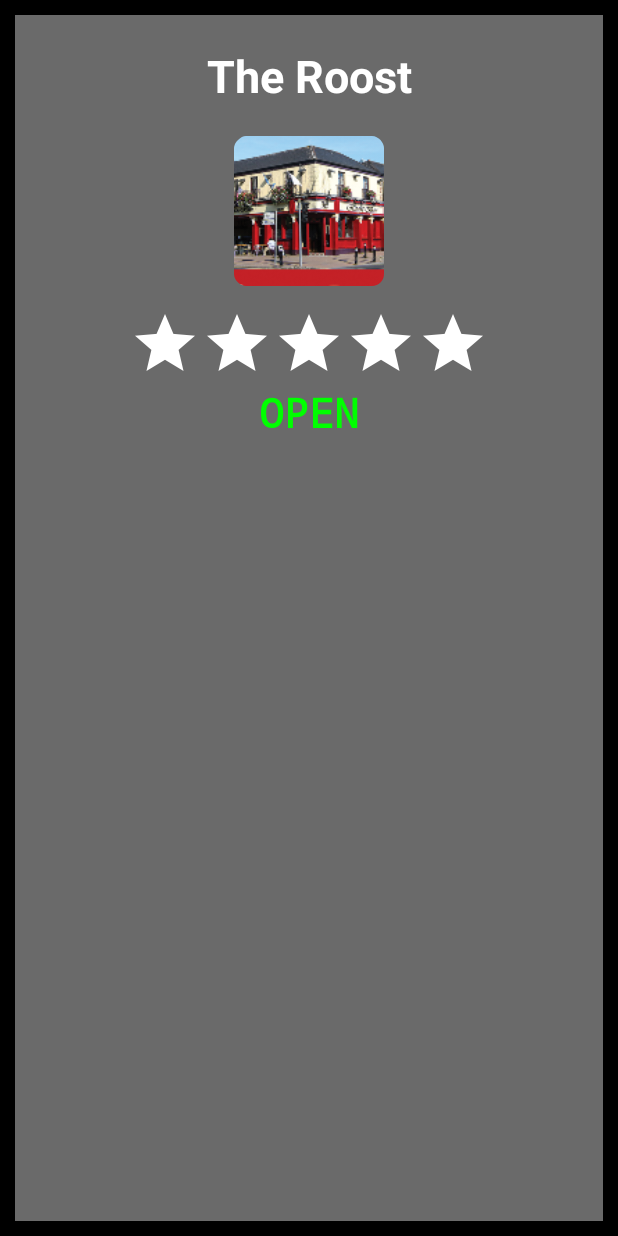
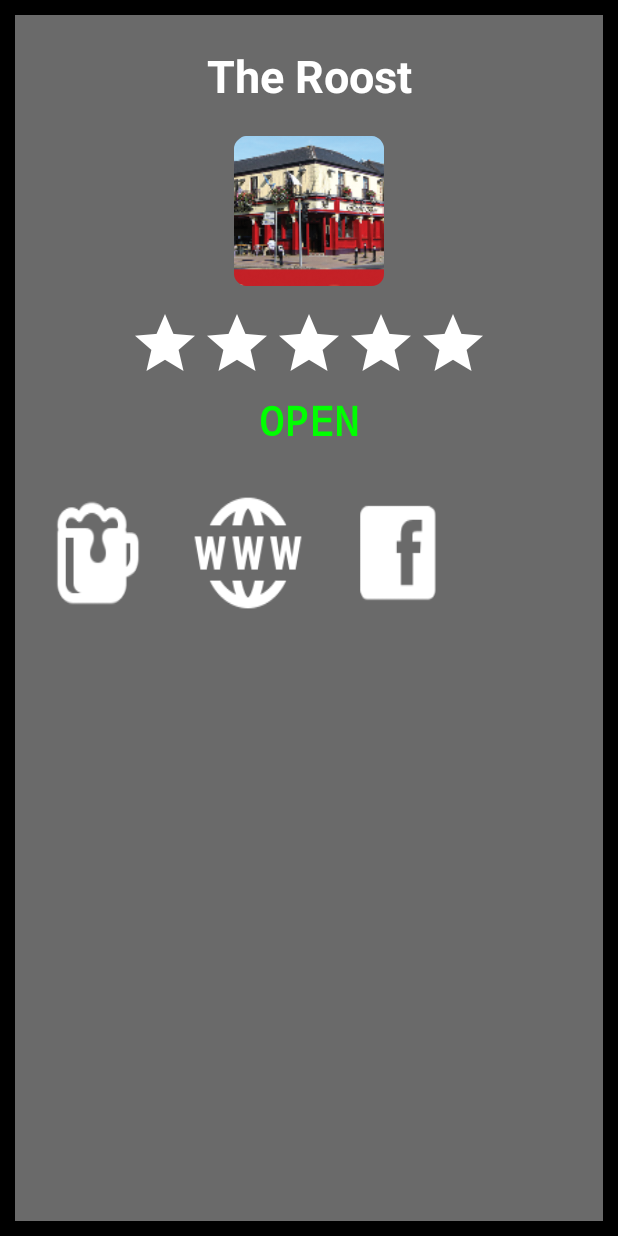
Before and after one commit to Castro-711/SQsMe-App, an Android app: the layout popup_window.xml on its own in the app's theme, with its tools: preview values and no code run, on a phone screen of 412 x 824 dp. Run offline under Robolectric (Android 15) with nearby library versions, the phone set to English and light mode, and no system bars.

```diff
--- a/app/build.gradle
+++ b/app/build.gradle
@@ -7,8 +7,8 @@ android {
         applicationId "com.squeuesme"
         minSdkVersion 19
         targetSdkVersion 26
-        versionCode 1
-        versionName "1.0"
+        versionCode 2
+        versionName "2.0"
         multiDexEnabled true
         testInstrumentationRunner "android.support.test.runner.AndroidJUnitRunner"
     }
--- a/app/src/main/res/layout/popup_register.xml
+++ b/app/src/main/res/layout/popup_register.xml
@@ -4,6 +4,7 @@
     xmlns:tools="http://schemas.android.com/tools"
     android:layout_width="match_parent"
     android:layout_height="match_parent"
+    android:gravity="center"
     android:background="#000000"
     android:fadingEdge="vertical"
     android:orientation="vertical">
@@ -21,6 +22,7 @@
             android:layout_width="match_parent"
             android:layout_height="wrap_content"
             android:textAlignment="center"
+            android:gravity="center"
             android:textColor="#ffffff"
             android:textStyle="bold"
             android:textSize="30sp"
@@ -53,8 +55,9 @@
                 android:textColor="#ffffff"
                 android:text="REGISTER"
                 android:fontFamily="monospace"
-                android:layout_width="match_parent"
+                android:layout_width="wrap_content"
                 android:layout_height="wrap_content" />
+
 
         </LinearLayout>
 
--- a/app/src/main/res/layout/popup_window.xml
+++ b/app/src/main/res/layout/popup_window.xml
@@ -11,50 +11,51 @@
     <LinearLayout
         android:layout_width="match_parent"
         android:layout_height="match_parent"
-        android:orientation="vertical"
+        android:layout_margin="10sp"
         android:background="#6A6A6A"
-        android:layout_margin="10sp">
+        android:orientation="vertical">
 
         <TextView
             android:id="@+id/pubName"
             android:layout_width="match_parent"
             android:layout_height="wrap_content"
-            android:textAlignment="center"
-            android:textColor="#ffffff"
-            android:textStyle="bold"
-            android:textSize="30sp"
             android:layout_marginTop="20sp"
             android:backgroundTintMode="screen"
             android:fadingEdge="horizontal"
+            android:gravity="center"
             android:text="The Roost"
-            android:textAppearance="@style/TextAppearance.AppCompat.Headline" />
+            android:textAlignment="center"
+            android:textAppearance="@style/TextAppearance.AppCompat.Headline"
+            android:textColor="#ffffff"
+            android:textSize="30sp"
+            android:textStyle="bold" />
 
         <ImageView
             android:id="@+id/pubImage"
-            android:src="@mipmap/the_roost"
             android:layout_width="match_parent"
+            android:layout_height="100sp"
             android:layout_marginTop="20sp"
-            android:layout_height="100sp" />
+            android:src="@mipmap/the_roost" />
 
 
         <LinearLayout
             android:layout_width="match_parent"
             android:layout_height="65sp"
-            android:orientation="horizontal"
-            android:gravity="center">
+            android:gravity="center"
+            android:orientation="horizontal">
 
 
             <RatingBar
                 android:id="@+id/ratingBar"
-                android:layout_marginTop="10sp"
+                style="?android:attr/ratingBarStyle"
                 android:layout_width="wrap_content"
                 android:layout_height="wrap_content"
+                android:layout_marginTop="10sp"
+                android:isIndicator="true"
+                android:numStars="5"
                 android:progressBackgroundTint="#ffffff"
                 android:progressTint="#FDB306"
-                style="?android:attr/ratingBarStyle"
-                android:numStars="5"
-                android:stepSize="0.2"
-                android:isIndicator="true"/>
+                android:stepSize="0.2" />
 
         </LinearLayout>
 
@@ -64,14 +65,47 @@
 
             <TextView
                 android:id="@+id/openStatus"
+                android:layout_width="match_parent"
+                android:layout_height="wrap_content"
+                android:fontFamily="monospace"
                 android:gravity="center"
+                android:layout_marginTop="5sp"
+                android:text="OPEN"
+                android:textColor="#00ff00"
                 android:textSize="27sp"
-                android:textStyle="bold"
-                android:textColor="#00ff00"
-                android:text="OPEN"
-                android:fontFamily="monospace"
-                android:layout_width="match_parent"
-                android:layout_height="wrap_content" />
+                android:textStyle="bold" />
+
+        </LinearLayout>
+
+        <LinearLayout
+            android:layout_width="match_parent"
+            android:layout_height="128dp"
+            android:layout_marginTop="20sp"
+            android:layout_marginHorizontal="15sp"
+            android:layout_gravity="center"
+            android:orientation="horizontal">
+
+            <ImageButton
+                android:id="@+id/imgDrinkMenu"
+                android:layout_width="80sp"
+                android:layout_height="100sp"
+                android:background="#6A6A6A"
+                android:foreground="@mipmap/beer_menu" />
+
+            <ImageButton
+                android:id="@+id/imgPubWeb"
+                android:layout_width="80sp"
+                android:layout_height="100sp"
+                android:layout_marginHorizontal="20sp"
+                android:background="#6A6A6A"
+                android:foreground="@mipmap/web_white_ic" />
+
+            <ImageButton
+                android:id="@+id/imgPubFacebook"
+                android:layout_width="80sp"
+                android:layout_height="100sp"
+                android:background="#6A6A6A"
+                android:foreground="@mipmap/fb_icon" />
 
         </LinearLayout>
     </LinearLayout>
--- a/app/src/main/res/values/ic_launcher_background.xml
+++ b/app/src/main/res/values/ic_launcher_background.xml
@@ -1,4 +1,4 @@
 <?xml version="1.0" encoding="utf-8"?>
 <resources>
-    <color name="ic_launcher_background">#A6A6A6</color>
+    <color name="ic_launcher_background">#6A6A6A</color>
 </resources>
```
Also changed, not shown: app/src/main/AndroidManifest.xml (+3 -4 lines), app/src/main/java/com/squeuesme/activities/CustomerHome.java (+17 -13 lines), app/src/main/java/com/squeuesme/activities/map/MapsActivity.java (+31 -40 lines), app/src/main/java/com/squeuesme/activities/popup/Pop.java (+56 -5 lines), app/src/main/java/com/squeuesme/activities/popup/PopRegister.java (+60 -47 lines).
